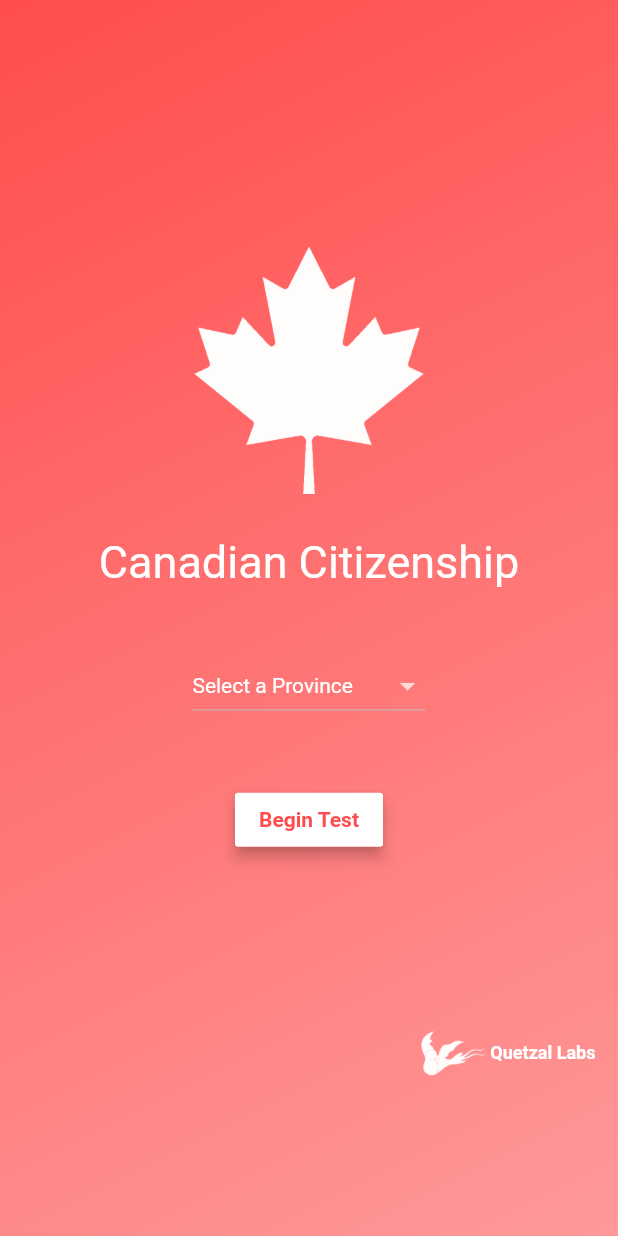
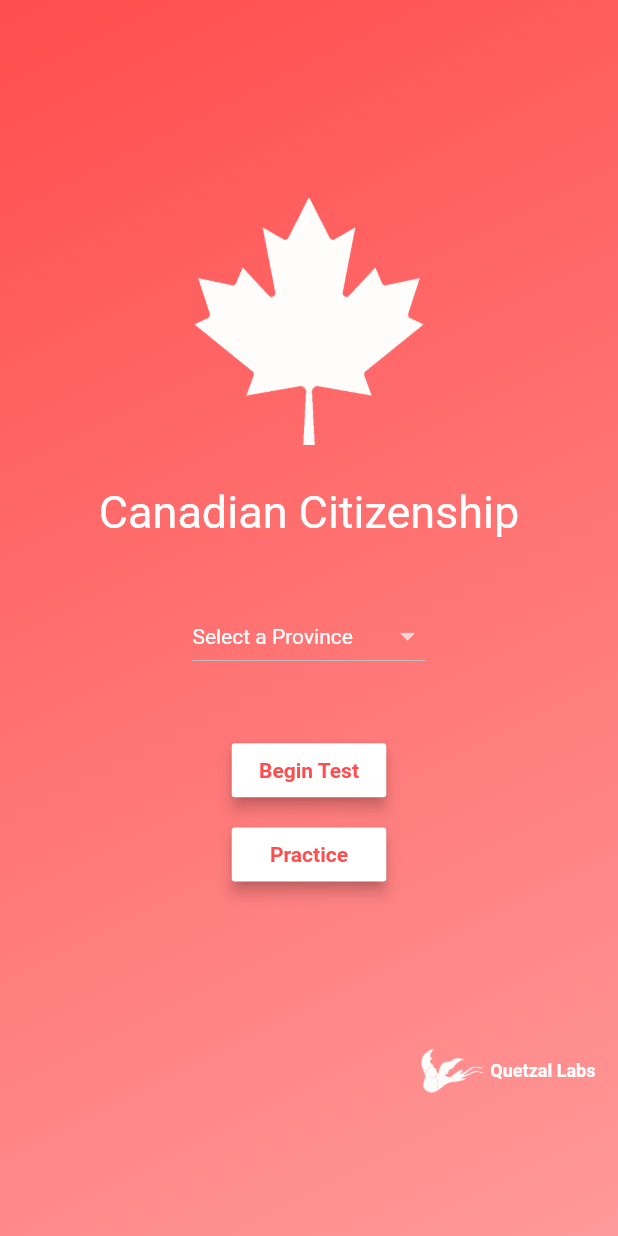
Before and after one commit to liangpeter08/quizlet, a Flutter app: the QuestionPage screen opened directly, after a tap on the "home" icon, after a tap on "Begin Test", on a phone screen of 412 x 824 dp. Run offline on Flutter 3.47's test engine with Material 2 defaults, Android fonts, the phone set to English and light mode, and no system bars; our stand-ins replace auto_size_text; missing offline and left inert: firebase_admob; accounts and stored records are empty; Roboto replaces fonts that are missing (font2); statements that could not run were skipped.

Commit message:
Practice mode

```diff
--- a/lib/util/starthandler.dart
+++ b/lib/util/starthandler.dart
@@ -5,11 +5,11 @@ import '../views/questionview.dart';
 import '../views/winview.dart';
 import 'package:firebase_admob/firebase_admob.dart';
 
-void startHandler(context, {skipAd}) {
+void startHandler(context, String type, {skipAd}) {
   readcsv(mySelectedProvince).then((retVal) {
     questions = retVal;
     Navigator.pushReplacement(context, MaterialPageRoute(builder: (context) {
-      return QuestionPage(skipAd: skipAd);
+      return QuestionPage(skipAd: skipAd, type: type);
     }));
   });
 }
--- a/lib/views/loseview.dart
+++ b/lib/views/loseview.dart
@@ -14,7 +14,8 @@ class LosePage extends StatefulWidget {
   final int mistakes;
   final int index;
   final String reason; //should only be 'timed' or 'mistakes'
-  LosePage({this.mistakes, this.index, this.reason});
+  final String type;
+  LosePage({this.mistakes, this.index, this.reason, this.type});
   @override
   State<StatefulWidget> createState() {
     return _LoseState();
@@ -117,7 +118,7 @@ class _LoseState extends State<LosePage> with TickerProviderStateMixin {
                                   anchorType: AnchorType.bottom,
                                   anchorOffset: 0.0,
                                 );
-                                startHandler(context, skipAd: false);
+                                startHandler(context, widget.type, skipAd: false);
                               }
                               setState(() {
                                 clicked = true;
--- a/lib/views/mainview.dart
+++ b/lib/views/mainview.dart
@@ -22,6 +22,7 @@ class _MyApp extends State<MyApp> {
 
   Widget build(BuildContext context) {
     double screenHeight = MediaQuery.of(context).size.height;
+    double screenWidth = MediaQuery.of(context).size.width;
     return Scaffold(
         body: Container(
             width: MediaQuery.of(context).size.width,
@@ -42,7 +43,7 @@ class _MyApp extends State<MyApp> {
                     crossAxisAlignment: CrossAxisAlignment.center,
                     mainAxisAlignment: MainAxisAlignment.center,
                     children: [
-                  Container(padding: EdgeInsets.only(top: screenHeight / 5)),
+                  Container(padding: EdgeInsets.only(top: (screenHeight / 5) - (screenHeight / 25))),
                   Image.asset('assets/mapleleaf.png', height: screenHeight / 5),
                   Container(
                       margin: EdgeInsets.only(top: screenHeight / 30),
@@ -88,7 +89,7 @@ class _MyApp extends State<MyApp> {
                           hint: Text('Select a Province',style: TextStyle(color: Colors.white), textAlign: TextAlign.center, )))),
                   Container(
                       margin: EdgeInsets.only(top: screenHeight / 20),
-                      child: MaterialButton(
+                      child: ButtonTheme(child: MaterialButton(minWidth: screenWidth/4,
                         color: Color(0xFFFFFFFFF),
                         elevation: 4.0,
                         splashColor: Color(0xFFff9999),
@@ -96,8 +97,20 @@ class _MyApp extends State<MyApp> {
                             style: TextStyle(
                                 color: Color(0xFFff4d4d),
                                 fontWeight: FontWeight.bold)),
-                        onPressed: () => startHandler(context, skipAd: true),
-                      )),
+                        onPressed: () => startHandler(context, 'Test', skipAd: true),
+                      ))),
+                      Container(
+                      margin: EdgeInsets.only(top: screenHeight / 100),
+                      child: ButtonTheme(minWidth: screenWidth/ 4, child: MaterialButton(
+                        color: Color(0xFFFFFFFFF),
+                        elevation: 4.0,
+                        splashColor: Color(0xFFff9999),
+                        child: Text('Practice',
+                            style: TextStyle(
+                                color: Color(0xFFff4d4d),
+                                fontWeight: FontWeight.bold)),
+                        onPressed: () => startHandler(context, 'Practice', skipAd: true),
+                      ))),
                   Expanded(
                       child: Container(
                         padding: EdgeInsets.only(top: 10),
--- a/lib/views/questionview.dart
+++ b/lib/views/questionview.dart
@@ -16,8 +16,9 @@ import '../util/adInfo.dart';
 class QuestionPage extends StatefulWidget {
   // This widget is the root of your application.
   final bool skipAd;
+  final String type;
 
-  QuestionPage({this.skipAd});
+  QuestionPage({this.skipAd, this.type});
   @override
   State<StatefulWidget> createState() {
     return _QuestionState();
@@ -79,7 +80,12 @@ class _QuestionState extends State<QuestionPage> with TickerProviderStateMixin {
     this.time = TEST_TIME_LIMIT;
     this.animationState = AnimationState.DEFAULT_STATE;
     this.answerOrder = generateOrder(4);
-    this.selectedQuestions = generateQuestions(TEST_LENGTH, questions.length);
+    if (widget.type == 'Test') {
+      this.selectedQuestions = generateQuestions(TEST_LENGTH, questions.length);
+    } else if (widget.type == 'Practice') {
+      this.selectedQuestions =
+          List<int>.generate(questions.length, (int index) => index);
+    }
     this.currentQuestion = questions[selectedQuestions[index]];
 
     this.fadeAnimationController =
@@ -111,7 +117,7 @@ class _QuestionState extends State<QuestionPage> with TickerProviderStateMixin {
     Future.delayed(const Duration(seconds: 1), () {
       if (!this.mounted) return;
 
-      if (this.mistakes == 6) {
+      if (widget.type == 'Test' && this.mistakes == 6) {
         Navigator.pushReplacement(
             context,
             MaterialPageRoute(
@@ -126,8 +132,7 @@ class _QuestionState extends State<QuestionPage> with TickerProviderStateMixin {
             anchorType: AnchorType.bottom,
             anchorOffset: 0.0,
           );
-          myAd = myInterstitial(null)
-            ..load();
+          myAd = myInterstitial(null)..load();
         }
         setState(() {
           ++this.index;
@@ -152,11 +157,15 @@ class _QuestionState extends State<QuestionPage> with TickerProviderStateMixin {
   }
 
   String displayMistakes(int mistakes) {
-    String strikes = '';
-    for (int i = 0; i < mistakes; ++i) {
-      strikes += 'X';
+    if (widget.type == 'Test') {
+      String strikes = '';
+      for (int i = 0; i < mistakes; ++i) {
+        strikes += 'X';
+      }
+      return 'Strikes: ' + strikes;
+    } else {
+      return '';
     }
-    return strikes;
   }
 
   Widget build(BuildContext context) {
@@ -199,7 +208,7 @@ class _QuestionState extends State<QuestionPage> with TickerProviderStateMixin {
                               bottom: screenHeight / 240),
                           width: screenWidth * 0.30,
                           child: Text(
-                            'Strikes: ${displayMistakes(this.mistakes)}',
+                            '${displayMistakes(this.mistakes)}',
                             style: TextStyle(
                                 fontFamily: 'font1',
                                 color: Color(0xFFFFFFFF),
--- a/lib/views/winview.dart
+++ b/lib/views/winview.dart
@@ -85,7 +85,7 @@ class _WinState extends State<WinPage> with TickerProviderStateMixin {
                         style: TextStyle(
                             color: Color(0xFFff4d4d),
                             fontWeight: FontWeight.bold)),
-                    onPressed: () => startHandler(context, skipAd: false),
+                    onPressed: () => startHandler(context, 'Practice', skipAd: false),
                   ),             MaterialButton(
                     color: Color(0xFFFFFFFFF),
                     elevation: 4.0,
```
